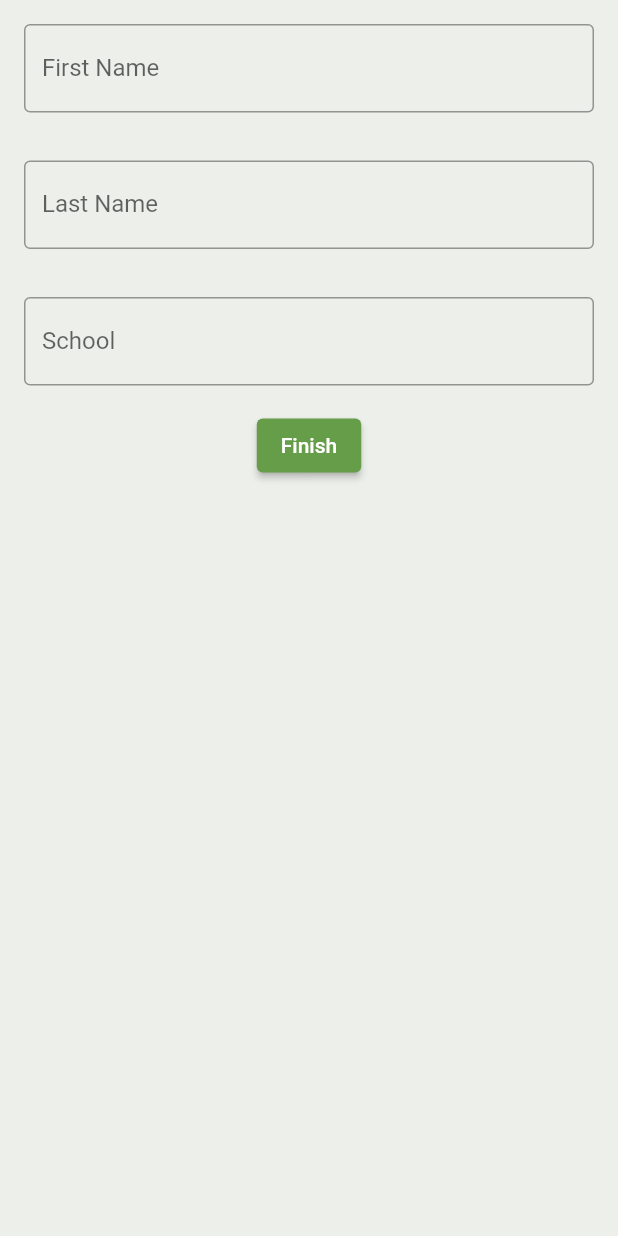
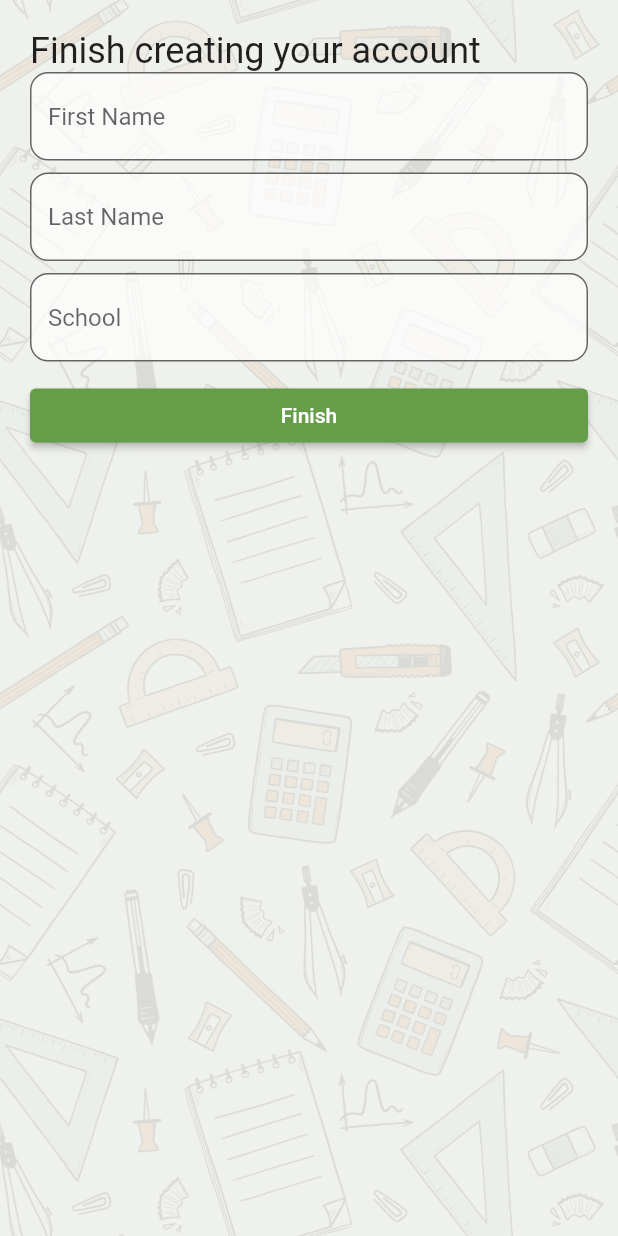
Before and after one commit to akwayne/backpack, a Flutter app: the SetupPage screen opened by its route, on a phone screen of 412 x 824 dp. Run offline on Flutter 3.47's test engine with Material 2 defaults, Android fonts, the phone set to English and light mode, and no system bars; our stand-ins replace cloud_firestore, firebase_auth, firebase_core, firebase_storage, flutter_riverpod, go_router and 2 more; missing offline and left inert: firebase_ui_auth, firebase_ui_oauth_google; accounts and stored records are empty; network calls fail; Roboto replaces fonts that are missing (Arial).

Commit message:
update auth pages

```diff
--- a/lib/assignment/view/assignment_card.dart
+++ b/lib/assignment/view/assignment_card.dart
@@ -1,4 +1,4 @@
-import 'package:backpack/student/viewmodel/student_provider.dart';
+import 'package:backpack/user/viewmodel/student_provider.dart';
 import 'package:flutter/material.dart';
 import 'package:flutter_riverpod/flutter_riverpod.dart';
 import 'package:go_router/go_router.dart';
@@ -7,7 +7,7 @@ import '../../course/model/course.dart';
 import '../../course/model/subject.dart';
 import '../../course/view/course_page.dart';
 import '../../course/viewmodel/course_provider.dart';
-import '../../student/model/student.dart';
+import '../../user/model/student.dart';
 import '../model/assignment.dart';
 import 'animated_check.dart';
 
--- a/lib/assignment/view/assignment_detail.dart
+++ b/lib/assignment/view/assignment_detail.dart
@@ -1,11 +1,11 @@
-import 'package:backpack/assignment/viewmodel/assignment_provider.dart';
 import 'package:flutter/material.dart';
 import 'package:flutter_riverpod/flutter_riverpod.dart';
 
 import '../../course/view/course_page.dart';
-import '../../student/model/student.dart';
-import '../../student/viewmodel/student_provider.dart';
+import '../../user/model/student.dart';
+import '../../user/viewmodel/student_provider.dart';
 import '../model/assignment.dart';
+import '../viewmodel/assignment_provider.dart';
 
 class AssignmentDetail extends ConsumerWidget {
   const AssignmentDetail({super.key, required this.assignmentId});
--- a/lib/assignment/view/assignment_list.dart
+++ b/lib/assignment/view/assignment_list.dart
@@ -1,8 +1,8 @@
-import 'package:backpack/student/viewmodel/student_provider.dart';
+import 'package:backpack/user/viewmodel/student_provider.dart';
 import 'package:flutter/material.dart';
 import 'package:flutter_riverpod/flutter_riverpod.dart';
 
-import '../../student/model/student.dart';
+import '../../user/model/student.dart';
 import '../../utilities/utilities.dart';
 import '../model/assignment.dart';
 import '../viewmodel/assignment_provider.dart';
--- a/lib/firebase_helper.dart
+++ b/lib/firebase_helper.dart
@@ -2,7 +2,7 @@ import 'package:cloud_firestore/cloud_firestore.dart';
 
 import 'assignment/model/assignment.dart';
 import 'course/model/course.dart';
-import 'student/model/student.dart';
+import 'user/model/student.dart';
 
 class FirebaseHelper {
   late FirebaseFirestore firestore;
--- a/lib/home/home_nav.dart
+++ b/lib/home/home_nav.dart
@@ -1,13 +1,13 @@
 import 'package:backpack/calendar/calendar_page.dart';
-import 'package:backpack/student/view/student_name_tile.dart';
-import 'package:backpack/student/viewmodel/student_provider.dart';
+import 'package:backpack/user/view/student_name_tile.dart';
+import 'package:backpack/user/viewmodel/student_provider.dart';
 import 'package:flutter/material.dart';
 import 'package:flutter_riverpod/flutter_riverpod.dart';
 import 'package:go_router/go_router.dart';
 
 import '../assignment/view/assignment_list.dart';
 import '../course/view/course_list.dart';
-import '../student/model/student.dart';
+import '../user/model/student.dart';
 import '../utilities/utilities.dart';
 import 'cloud_future_builder.dart';
 
--- a/lib/main.dart
+++ b/lib/main.dart
@@ -9,7 +9,7 @@ import 'package:firebase_ui_oauth_google/firebase_ui_oauth_google.dart';
 import 'package:flutter_riverpod/flutter_riverpod.dart';
 
 import 'firebase_options.dart';
-import 'student/viewmodel/student_provider.dart';
+import 'user/viewmodel/student_provider.dart';
 import 'utilities/utilities.dart';
 
 void main() async {
--- /dev/null
+++ b/lib/user/view/auth/auth_text_field.dart
@@ -0,0 +1,28 @@
+import 'package:flutter/material.dart';
+
+class AuthTextField extends StatelessWidget {
+  const AuthTextField({
+    super.key,
+    required this.controller,
+    required this.hintText,
+  });
+
+  final TextEditingController controller;
+  final String hintText;
+
+  @override
+  Widget build(BuildContext context) {
+    return TextField(
+      controller: controller,
+      obscureText: (hintText == 'Password') ? true : false,
+      decoration: InputDecoration(
+        border: OutlineInputBorder(
+          borderRadius: BorderRadius.circular(12.0),
+        ),
+        filled: true,
+        fillColor: const Color.fromRGBO(255, 255, 255, 0.7),
+        hintText: hintText,
+      ),
+    );
+  }
+}
--- a/lib/student/view/auth/login_background.dart
+++ b/lib/user/view/auth/login_background.dart
@@ -3,7 +3,9 @@ import 'package:flutter/material.dart';
 // Creates a background that appears to slide upwards forever
 // But it is just an image that loops every 60 seconds
 class LoginBackground extends StatefulWidget {
-  const LoginBackground({super.key});
+  const LoginBackground({super.key, required this.child});
+
+  final Widget child;
 
   @override
   State<LoginBackground> createState() => _LoginBackgroundState();
@@ -34,15 +36,32 @@ class _LoginBackgroundState extends State<LoginBackground>
 
   @override
   Widget build(BuildContext context) {
-    return SlideTransition(
+    // Get screen height
+    double displayHeight = MediaQuery.of(context).size.height;
+
+    return Stack(
+      children: [
+        Positioned.fill(
+          // background image fills a box that is 2x the height of the screen
+          bottom: -displayHeight,
+          child: SlideTransition(
             position: _offsetAnimation,
             child: Image.asset(
               // Image by upklyak on Freepik
-        'assets/images/supplies.jpg',
+              'assets/supplies.jpg',
               color: const Color.fromRGBO(255, 255, 255, 0.1),
               colorBlendMode: BlendMode.modulate,
               repeat: ImageRepeat.repeatY,
             ),
+          ),
+        ),
+        SafeArea(
+          child: Padding(
+            padding: const EdgeInsets.all(20.0),
+            child: widget.child,
+          ),
+        ),
+      ],
     );
   }
 }
--- a/lib/student/view/auth/setup_page.dart
+++ b/lib/user/view/auth/setup_page.dart
@@ -1,10 +1,11 @@
+import 'package:backpack/user/view/auth/auth_text_field.dart';
+import 'package:backpack/user/view/auth/login_background.dart';
 import 'package:flutter/material.dart';
 import 'package:flutter_riverpod/flutter_riverpod.dart';
 import 'package:go_router/go_router.dart';
 
 import '../../model/student.dart';
 import '../../viewmodel/student_provider.dart';
-import '../profile_text_field.dart';
 
 class SetupPage extends ConsumerWidget {
   const SetupPage({super.key});
@@ -18,25 +19,20 @@ class SetupPage extends ConsumerWidget {
     final txtLastName = TextEditingController();
     final txtSchool = TextEditingController();
 
-    final controls = [
-      ProfileTextField(label: 'First Name', controller: txtFirstName),
-      ProfileTextField(label: 'Last Name', controller: txtLastName),
-      ProfileTextField(label: 'School', controller: txtSchool),
-    ];
-
     return Scaffold(
-      body: SafeArea(
-        child: Column(
+      body: LoginBackground(
+        child: ListView(
           children: [
-            ListView.builder(
-              shrinkWrap: true,
-              physics: const NeverScrollableScrollPhysics(),
-              primary: false,
-              itemCount: controls.length,
-              itemBuilder: (context, index) {
-                return controls[index];
-              },
+            Text(
+              'Finish creating your account',
+              style: Theme.of(context).textTheme.headline5,
             ),
+            AuthTextField(controller: txtFirstName, hintText: 'First Name'),
+            const SizedBox(height: 8),
+            AuthTextField(controller: txtLastName, hintText: 'Last Name'),
+            const SizedBox(height: 8),
+            AuthTextField(controller: txtSchool, hintText: 'School'),
+            const SizedBox(height: 12),
             ElevatedButton(
               onPressed: () async {
                 // Update fields in student object
--- a/lib/student/view/profile_page.dart
+++ b/lib/user/view/profile_page.dart
@@ -1,4 +1,4 @@
-import 'package:backpack/student/viewmodel/student_provider.dart';
+import 'package:backpack/user/viewmodel/student_provider.dart';
 import 'package:flutter/material.dart';
 import 'package:flutter_riverpod/flutter_riverpod.dart';
 import 'package:go_router/go_router.dart';
--- a/lib/student/view/profile_text_field.dart
+++ b/lib/user/view/profile_text_field.dart
@@ -3,12 +3,12 @@ import 'package:flutter/material.dart';
 class ProfileTextField extends StatelessWidget {
   const ProfileTextField({
     super.key,
+    required this.controller,
     required this.label,
-    required this.controller,
   });
 
+  final TextEditingController controller;
   final String label;
-  final TextEditingController controller;
 
   @override
   Widget build(BuildContext context) {
--- a/lib/student/view/profile_update.dart
+++ b/lib/user/view/profile_update.dart
@@ -1,6 +1,6 @@
 import 'dart:io';
 
-import 'package:backpack/student/view/student_avatar.dart';
+import 'package:backpack/user/view/student_avatar.dart';
 import 'package:flutter/material.dart';
 import 'package:flutter_riverpod/flutter_riverpod.dart';
 import 'package:go_router/go_router.dart';
```
Also changed, not shown: lib/user/view/auth/login_page.dart (renamed from lib/student/view/auth/login_page.dart, +22 -22 lines), lib/user/view/auth/register_page.dart (renamed from lib/student/view/auth/register_page.dart, +17 -25 lines), lib/utilities/app_router.dart (+5 -5 lines), lib/user/model/student.dart (renamed from lib/student/model/student.dart), lib/user/view/student_avatar.dart (renamed from lib/student/view/student_avatar.dart), lib/user/view/student_name_tile.dart (renamed from lib/student/view/student_name_tile.dart), lib/user/viewmodel/student_provider.dart (renamed from lib/student/viewmodel/student_provider.dart). Lines whose indentation alone changed are shown as unchanged.
